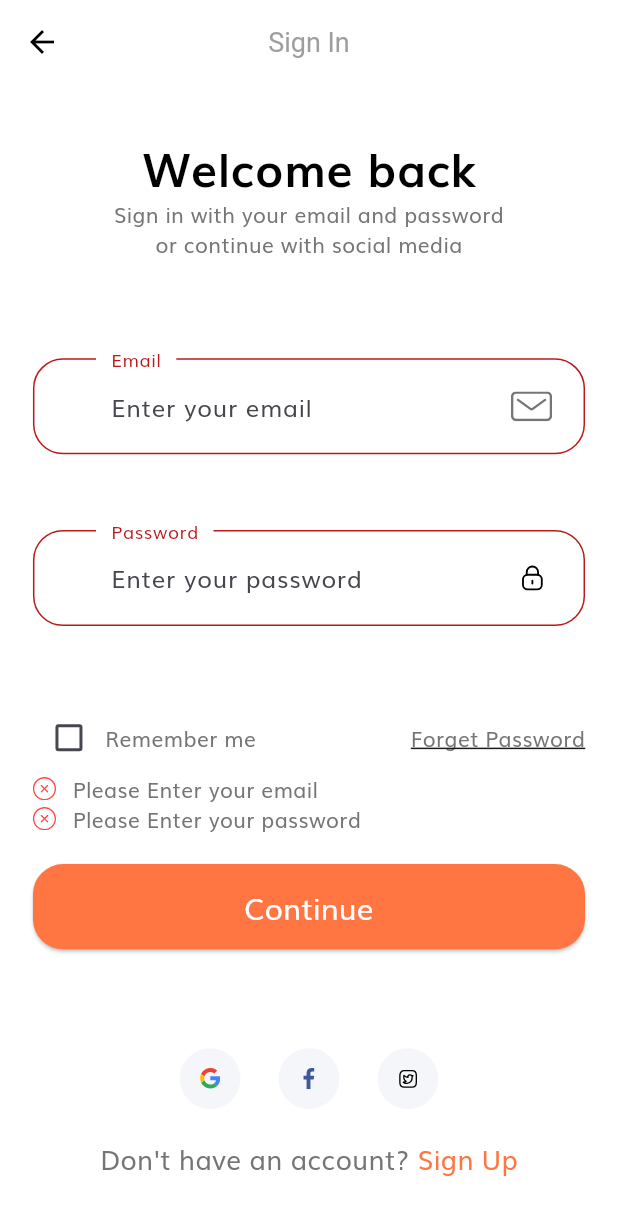
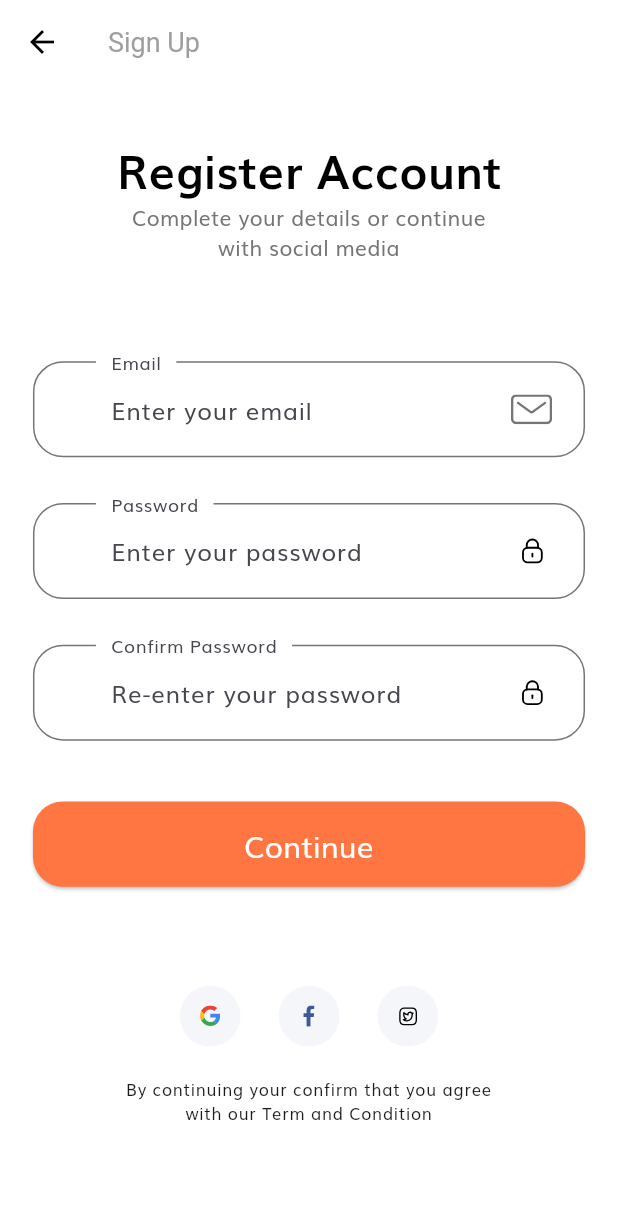
Before and after one commit to SaberOueslati943/window_shop_app, a Flutter app: the SignIn screen opened by its route, after a tap on "Continue", after a tap on "Sign Up", on a phone screen of 412 x 824 dp. Shown: the top 1215 px of the screen. Run offline on Flutter 3.47's test engine with Material 3 defaults, Android fonts, the phone set to English and light mode, and no system bars; our stand-ins replace flutter_svg.

Commit message:
add sign up and complete screen

```diff
--- a/lib/components/no_account_text.dart
+++ b/lib/components/no_account_text.dart
@@ -1,5 +1,6 @@
 import 'package:flutter/material.dart';
 import 'package:window_shop_app/constants.dart';
+import 'package:window_shop_app/screens/sign_up/sign_up.dart';
 import 'package:window_shop_app/size_config.dart';
 
 
@@ -18,7 +19,9 @@ class NoAccountText extends StatelessWidget {
           style: TextStyle(fontSize: getProportionateScreenWidth(16)),
         ),
         GestureDetector(
-          onTap: () {},
+          onTap: () {
+            Navigator.pushNamed(context, SignUp.routeName);
+          },
           child: Text(
             "Sign Up",
             style: TextStyle(
--- a/lib/routes.dart
+++ b/lib/routes.dart
@@ -1,7 +1,10 @@
 import 'package:flutter/widgets.dart';
+import 'package:window_shop_app/screens/complete_profile/complete_profile.dart';
 import 'package:window_shop_app/screens/forgot_password/forgot_password.dart';
 import 'package:window_shop_app/screens/login_success/login_success.dart';
+import 'package:window_shop_app/screens/otp/otp.dart';
 import 'package:window_shop_app/screens/sign_in/sign_in.dart';
+import 'package:window_shop_app/screens/sign_up/sign_up.dart';
 import 'package:window_shop_app/screens/splash/splash.dart';
 
 final Map<String, WidgetBuilder> routes = {
@@ -9,4 +12,7 @@ final Map<String, WidgetBuilder> routes = {
   SignIn.routeName: (context) => const SignIn(),
   ForgotPassword.routeName: (context) => const ForgotPassword(),
   LoginSuccess.routeName: (context) => const LoginSuccess(),
+  SignUp.routeName: (context) => const SignUp(),
+  Otp.routeName: (context) => const Otp(),
+  CompleteProfile.routeName: (context) => const CompleteProfile(),
 };
--- /dev/null
+++ b/lib/screens/sign_up/components/body.dart
@@ -0,0 +1,62 @@
+import 'package:flutter/material.dart';
+import 'package:window_shop_app/components/social_card.dart';
+import 'package:window_shop_app/constants.dart';
+import 'package:window_shop_app/size_config.dart';
+
+import 'sign_up_form.dart';
+
+class Body extends StatelessWidget {
+
+  const Body({super.key});
+
+  @override
+  Widget build(BuildContext context) {
+    return SafeArea(
+      child: SizedBox(
+        width: double.infinity,
+        child: Padding(
+          padding:
+              EdgeInsets.symmetric(horizontal: getProportionateScreenWidth(20)),
+          child: SingleChildScrollView(
+            child: Column(
+              children: [
+                SizedBox(height: SizeConfig.screenHeight * 0.04), // 4%
+                Text("Register Account", style: headingStyle),
+                const Text(
+                  "Complete your details or continue \nwith social media",
+                  textAlign: TextAlign.center,
+                ),
+                SizedBox(height: SizeConfig.screenHeight * 0.08),
+                const SignUpForm(),
+                SizedBox(height: SizeConfig.screenHeight * 0.08),
+                Row(
+                  mainAxisAlignment: MainAxisAlignment.center,
+                  children: [
+                    SocialCard(
+                      icon: "assets/icons/google-icon.svg",
+                      press: () {},
+                    ),
+                    SocialCard(
+                      icon: "assets/icons/facebook-2.svg",
+                      press: () {},
+                    ),
+                    SocialCard(
+                      icon: "assets/icons/twitter.svg",
+                      press: () {},
+                    ),
+                  ],
+                ),
+                SizedBox(height: getProportionateScreenHeight(20)),
+                Text(
+                  'By continuing your confirm that you agree \nwith our Term and Condition',
+                  textAlign: TextAlign.center,
+                  style: Theme.of(context).textTheme.labelSmall,
+                )
+              ],
+            ),
+          ),
+        ),
+      ),
+    );
+  }
+}
--- /dev/null
+++ b/lib/screens/sign_up/components/sign_up_form.dart
@@ -0,0 +1,160 @@
+import 'package:flutter/material.dart';
+import 'package:window_shop_app/components/custom_suffix_icon.dart';
+import 'package:window_shop_app/components/default_button.dart';
+import 'package:window_shop_app/components/form_error.dart';
+import 'package:window_shop_app/screens/complete_profile/complete_profile.dart';
+
+import '../../../../constants.dart';
+import '../../../../size_config.dart';
+
+class SignUpForm extends StatefulWidget {
+  const SignUpForm({super.key});
+
+  @override
+  State<SignUpForm> createState() => _SignUpFormState();
+}
+
+class _SignUpFormState extends State<SignUpForm> {
+  final _formKey = GlobalKey<FormState>();
+  String email = "";
+  String password = "";
+  String conformPassword = "";
+  bool remember = false;
+  final List<String> errors = [];
+
+  void addError({required String error}) {
+    if (!errors.contains(error)) {
+      setState(() {
+        errors.add(error);
+      });
+    }
+  }
+
+  void removeError({required String error}) {
+    if (errors.contains(error)) {
+      setState(() {
+        errors.remove(error);
+      });
+    }
+  }
+
+  @override
+  Widget build(BuildContext context) {
+    return Form(
+      key: _formKey,
+      child: Column(
+        children: [
+          buildEmailFormField(),
+          SizedBox(height: getProportionateScreenHeight(30)),
+          buildPasswordFormField(),
+          SizedBox(height: getProportionateScreenHeight(30)),
+          buildConformPassFormField(),
+          FormError(errors: errors),
+          SizedBox(height: getProportionateScreenHeight(40)),
+          DefaultButton(
+            text: "Continue",
+            press: () {
+              if (_formKey.currentState!.validate()) {
+                _formKey.currentState!.save();
+                // if all are valid then go to success screen
+                Navigator.pushNamed(context, CompleteProfile.routeName);
+              }
+            },
+          ),
+        ],
+      ),
+    );
+  }
+
+  TextFormField buildConformPassFormField() {
+    return TextFormField(
+      obscureText: true,
+      onSaved: (newValue) => conformPassword = newValue!,
+      onChanged: (value) {
+        if (value.isNotEmpty) {
+          removeError(error: kPassNullError);
+        } else if (value.isNotEmpty && password == conformPassword) {
+          removeError(error: kMatchPassError);
+        }
+        conformPassword = value;
+      },
+      validator: (value) {
+        if (value!.isEmpty) {
+          addError(error: kPassNullError);
+          return "";
+        } else if ((password != value)) {
+          addError(error: kMatchPassError);
+          return "";
+        }
+        return null;
+      },
+      decoration: const InputDecoration(
+        labelText: "Confirm Password",
+        hintText: "Re-enter your password",
+        floatingLabelBehavior: FloatingLabelBehavior.always,
+        suffixIcon: CustomSuffixIcon(svgIcon: "assets/icons/Lock.svg"),
+      ),
+    );
+  }
+
+  TextFormField buildPasswordFormField() {
+    return TextFormField(
+      obscureText: true,
+      onSaved: (newValue) => password = newValue!,
+      onChanged: (value) {
+        if (value.isNotEmpty) {
+          removeError(error: kPassNullError);
+        } else if (value.length >= 8) {
+          removeError(error: kShortPassError);
+        }
+        password = value;
+      },
+      validator: (value) {
+        if (value!.isEmpty) {
+          addError(error: kPassNullError);
+          return "";
+        } else if (value.length < 8) {
+          addError(error: kShortPassError);
+          return "";
+        }
+        return null;
+      },
+      decoration: const InputDecoration(
+        labelText: "Password",
+        hintText: "Enter your password",
+        floatingLabelBehavior: FloatingLabelBehavior.always,
+        suffixIcon: CustomSuffixIcon(svgIcon: "assets/icons/Lock.svg"),
+      ),
+    );
+  }
+
+  TextFormField buildEmailFormField() {
+    return TextFormField(
+      keyboardType: TextInputType.emailAddress,
+      onSaved: (newValue) => email = newValue!,
+      onChanged: (value) {
+        if (value.isNotEmpty) {
+          removeError(error: kEmailNullError);
+        } else if (emailValidatorRegExp.hasMatch(value)) {
+          removeError(error: kInvalidEmailError);
+        }
+      },
+      validator: (value) {
+        if (value!.isEmpty) {
+          addError(error: kEmailNullError);
+          return "";
+        } else if (!emailValidatorRegExp.hasMatch(value)) {
+          addError(error: kInvalidEmailError);
+          return "";
+        }
+        return null;
+      },
+      decoration: const InputDecoration(
+        labelText: "Email",
+        hintText: "Enter your email",
+        floatingLabelBehavior: FloatingLabelBehavior.always,
+        suffixIcon: CustomSuffixIcon(svgIcon: "assets/icons/Mail.svg"),
+      ),
+    );
+  }
+}
--- /dev/null
+++ b/lib/screens/sign_up/sign_up.dart
@@ -0,0 +1,19 @@
+import 'package:flutter/material.dart';
+
+import 'components/body.dart';
+
+class SignUp extends StatelessWidget {
+  static String routeName = "/sign_up";
+
+  const SignUp({super.key});
+
+  @override
+  Widget build(BuildContext context) {
+    return Scaffold(
+      appBar: AppBar(
+        title: const Text("Sign Up"),
+      ),
+      body: const Body(),
+    );
+  }
+}
```
Also changed, not shown: lib/screens/complete_profile/complete_profile.dart (added, +19 -0 lines), lib/screens/complete_profile/components/body.dart (added, +43 -0 lines), lib/screens/complete_profile/components/complete_profile_form.dart (added, +157 -0 lines), lib/screens/otp/components/body.dart (added, +62 -0 lines), lib/screens/otp/components/otp_form.dart (added, +117 -0 lines), lib/screens/otp/otp.dart (added, +21 -0 lines).
